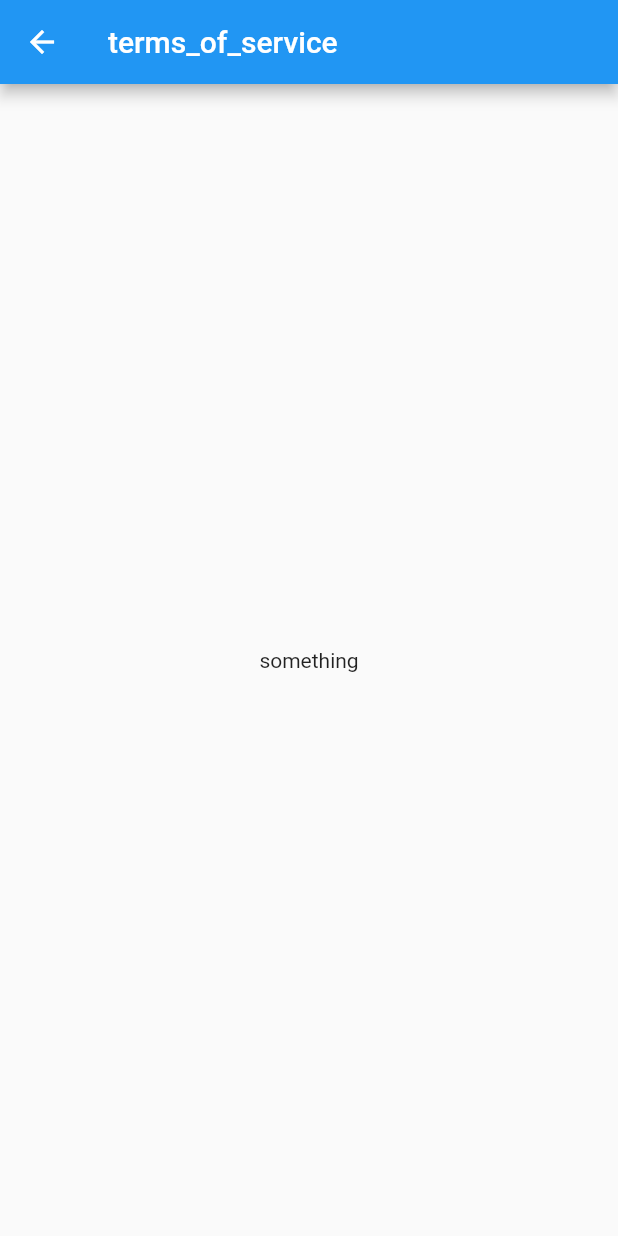
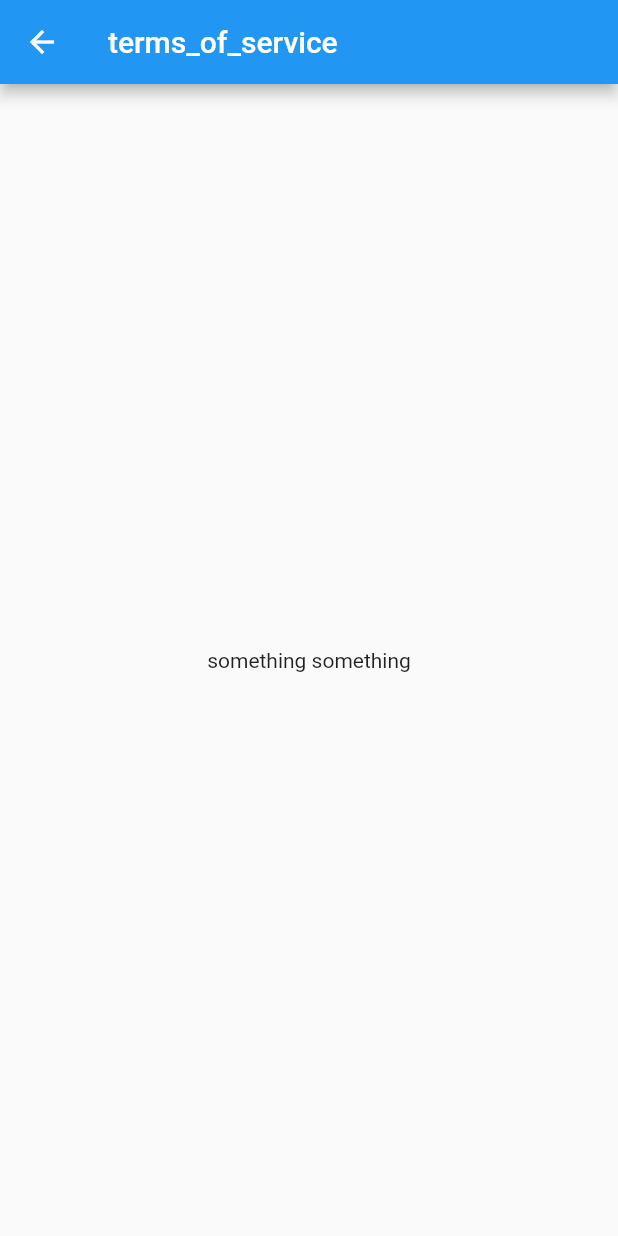
Before and after one commit to Ryota-Kurokawa/test_git, a Flutter app: the iphone14_17 screen opened directly, on a phone screen of 412 x 824 dp. Run offline on Flutter 3.47's test engine with Material 2 defaults, Android fonts, the light colour scheme and no system bars.

Commit message:
second commit

```diff
--- a/lib/iphone14_17.dart
+++ b/lib/iphone14_17.dart
@@ -8,7 +8,7 @@ class iphone14_17 extends StatelessWidget {
     return Scaffold(
       appBar: AppBar(title: const Text('terms_of_service')),
       body: const Center(
-        child: Text("something"),
+        child: Text("something something"),
       ),
     );
   }
```
